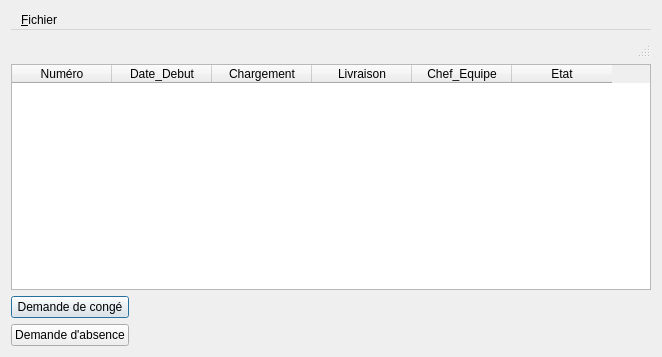
First picture: the form in CODE/dialogsalarie.ui, repository dervieuxC/gestionDemenagementCorrige, before the edit.
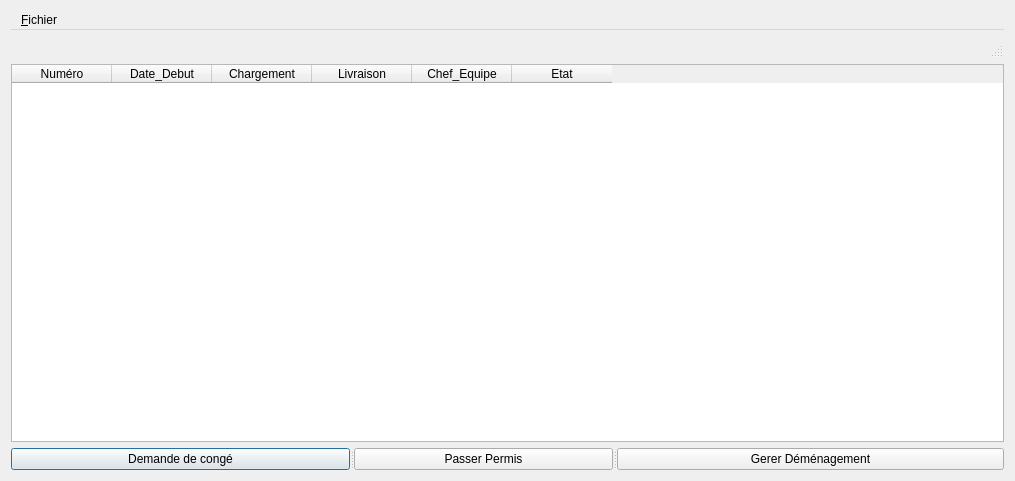
Second picture: the form after the edit.

```diff
--- a/CODE/dialogsalarie.ui
+++ b/CODE/dialogsalarie.ui
@@ -6,14 +6,14 @@
    <rect>
     <x>0</x>
     <y>0</y>
-    <width>662</width>
-    <height>357</height>
+    <width>1015</width>
+    <height>481</height>
    </rect>
   </property>
   <property name="windowTitle">
    <string>MainWindow</string>
   </property>
-  <layout class="QVBoxLayout" name="verticalLayout_4">
+  <layout class="QVBoxLayout" name="verticalLayout">
    <item>
     <widget class="QMenuBar" name="menubar">
      <widget class="QMenu" name="menu_Fichier">
@@ -29,10 +29,6 @@
     <widget class="QStatusBar" name="statusbar"/>
    </item>
    <item>
-    <layout class="QHBoxLayout" name="horizontalLayout_2">
-     <item>
-      <layout class="QVBoxLayout" name="verticalLayout_3">
-       <item>
         <widget class="QTableWidget" name="tableWidgetSalarie">
          <column>
           <property name="text">
@@ -67,60 +63,26 @@
         </widget>
        </item>
        <item>
-        <layout class="QHBoxLayout" name="horizontalLayout">
-         <item>
-          <layout class="QVBoxLayout" name="verticalLayout">
-           <item>
+    <widget class="QSplitter" name="splitter">
+     <property name="orientation">
+      <enum>Qt::Horizontal</enum>
+     </property>
             <widget class="QPushButton" name="pushButtonDemandeConge">
              <property name="text">
               <string>Demande de congé</string>
              </property>
             </widget>
-           </item>
-           <item>
             <widget class="QPushButton" name="pushButtonDemandeAbsence">
              <property name="text">
-              <string>Demande d'absence</string>
-             </property>
-            </widget>
-           </item>
-          </layout>
-         </item>
-         <item>
-          <layout class="QVBoxLayout" name="verticalLayout_2">
-           <item>
-            <spacer name="horizontalSpacer">
-             <property name="orientation">
-              <enum>Qt::Horizontal</enum>
-             </property>
-             <property name="sizeHint" stdset="0">
-              <size>
-               <width>468</width>
-               <height>20</height>
-              </size>
-             </property>
-            </spacer>
-           </item>
-           <item>
-            <spacer name="horizontalSpacer_2">
-             <property name="orientation">
-              <enum>Qt::Horizontal</enum>
-             </property>
-             <property name="sizeHint" stdset="0">
-              <size>
-               <width>478</width>
-               <height>20</height>
-              </size>
-             </property>
-            </spacer>
-           </item>
-          </layout>
-         </item>
-        </layout>
-       </item>
-      </layout>
-     </item>
-    </layout>
+       <string>Passer Permis</string>
+      </property>
+     </widget>
+     <widget class="QPushButton" name="pushButtonDemandeAbsence_2">
+      <property name="text">
+       <string>Gerer Déménagement</string>
+      </property>
+     </widget>
+    </widget>
    </item>
   </layout>
   <action name="action_Quitter">
```
Lines whose indentation alone changed are shown as unchanged.
